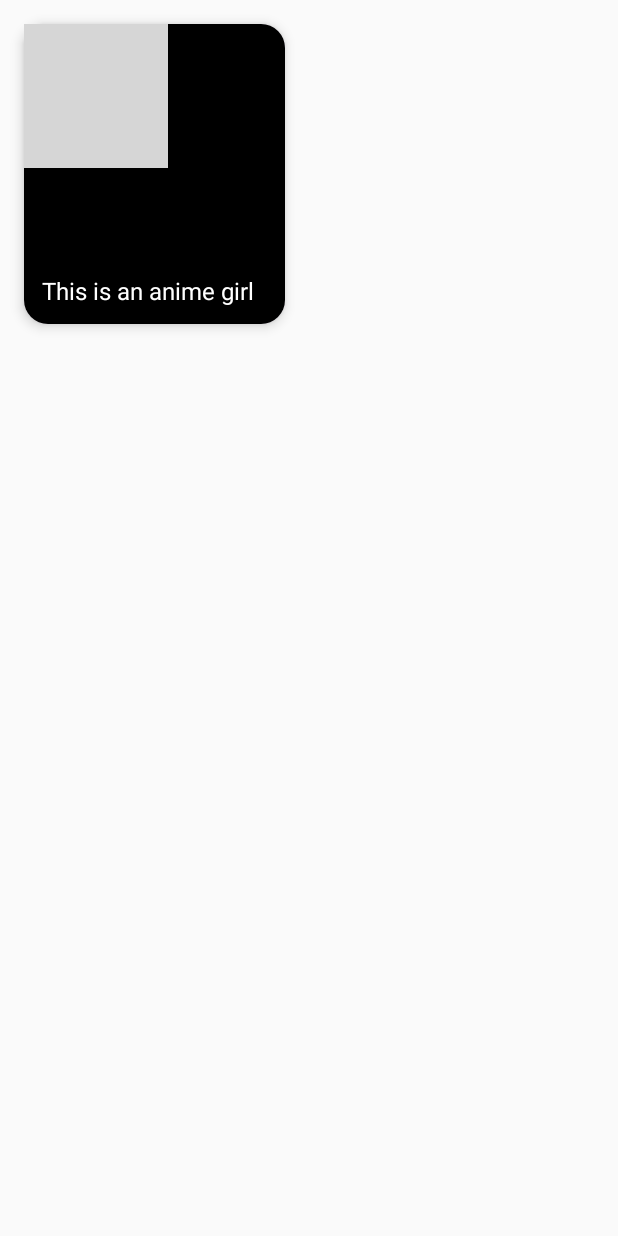
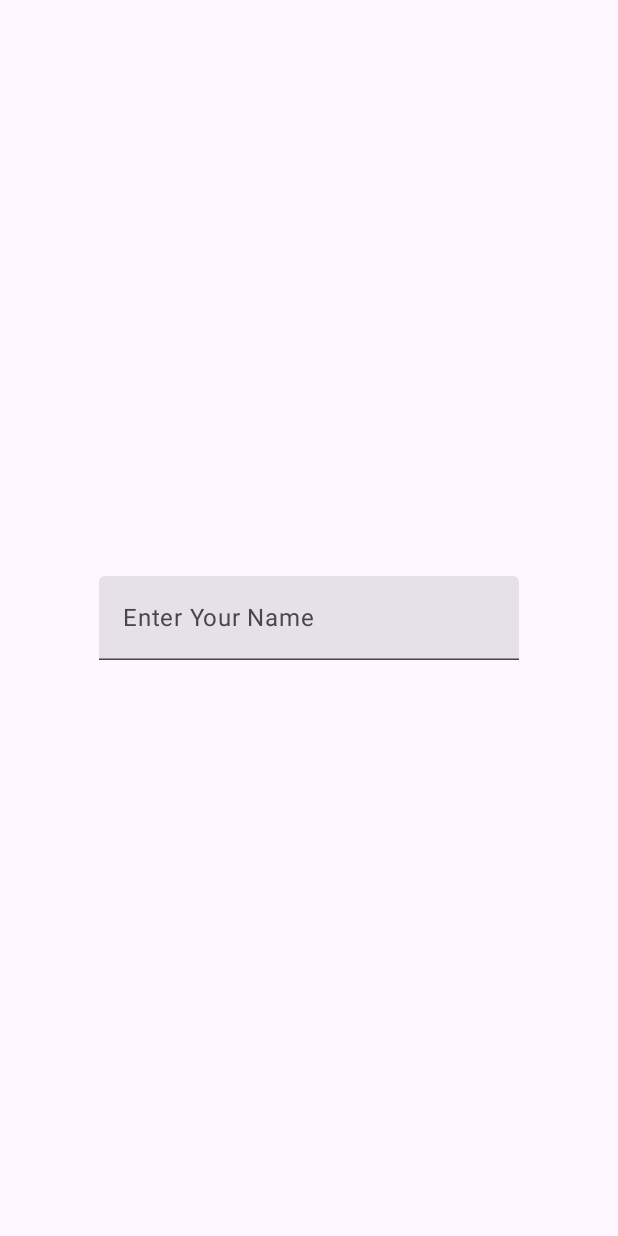
Before and after one commit to dev-satyamthakur/ComposeElements, an Android app built with Jetpack Compose: the screen it shows after launch (MainActivity), on a phone screen of 412 x 824 dp. Run offline under Robolectric (Android 15) with nearby library versions, the phone set to English and light mode, and no system bars; grey boxes are pictures that could not be loaded.

Commit message:
Using textfields to take user input inside a scaffold

```diff
--- a/app/src/main/java/com/satyamthakur/learning/composeelements/MainActivity.kt
+++ b/app/src/main/java/com/satyamthakur/learning/composeelements/MainActivity.kt
@@ -1,11 +1,14 @@
 package com.satyamthakur.learning.composeelements
 
+import android.annotation.SuppressLint
 import android.os.Bundle
 import androidx.activity.ComponentActivity
 import androidx.activity.compose.setContent
 import androidx.compose.foundation.Image
 import androidx.compose.foundation.background
+import androidx.compose.foundation.layout.Arrangement
 import androidx.compose.foundation.layout.Box
+import androidx.compose.foundation.layout.Column
 import androidx.compose.foundation.layout.fillMaxSize
 import androidx.compose.foundation.layout.fillMaxWidth
 import androidx.compose.foundation.layout.height
@@ -13,8 +16,15 @@ import androidx.compose.foundation.layout.padding
 import androidx.compose.foundation.shape.RoundedCornerShape
 import androidx.compose.material3.Card
 import androidx.compose.material3.CardDefaults
+import androidx.compose.material3.ExperimentalMaterial3Api
+import androidx.compose.material3.Scaffold
 import androidx.compose.material3.Text
+import androidx.compose.material3.TextField
 import androidx.compose.runtime.Composable
+import androidx.compose.runtime.getValue
+import androidx.compose.runtime.mutableStateOf
+import androidx.compose.runtime.remember
+import androidx.compose.runtime.setValue
 import androidx.compose.ui.Alignment
 import androidx.compose.ui.Modifier
 import androidx.compose.ui.graphics.Brush
@@ -27,22 +37,35 @@ import androidx.compose.ui.unit.dp
 import androidx.compose.ui.unit.sp
 
 class MainActivity : ComponentActivity() {
+    @SuppressLint("UnusedMaterial3ScaffoldPaddingParameter")
+    @OptIn(ExperimentalMaterial3Api::class)
     override fun onCreate(savedInstanceState: Bundle?) {
         super.onCreate(savedInstanceState)
         setContent {
-            Box(
-                modifier = Modifier
-                    .fillMaxWidth(0.5f)
-                    .padding(16.dp)
+            var textFieldState by remember { mutableStateOf("") }
+            Scaffold(
+                modifier = Modifier.fillMaxSize()
             ) {
-                val painter = painterResource(R.drawable.animegirl)
-                val description = "An anime girl"
-                val title = "This is an anime girl"
-                ImageCard(painter, title, description)
+                Column(
+                    horizontalAlignment = Alignment.CenterHorizontally,
+                    verticalArrangement = Arrangement.Center,
+                    modifier = Modifier.fillMaxSize().padding(horizontal = 32.dp)
+                ) {
+                    TextField(
+                        value = textFieldState,
+                        label = {
+                            Text("Enter Your Name")
+                        },
+                        onValueChange = {
+                            textFieldState = it
+                        }
+                    )
+                }
             }
         }
     }
 }
+
 
 @Composable
 fun ImageCard(
```
